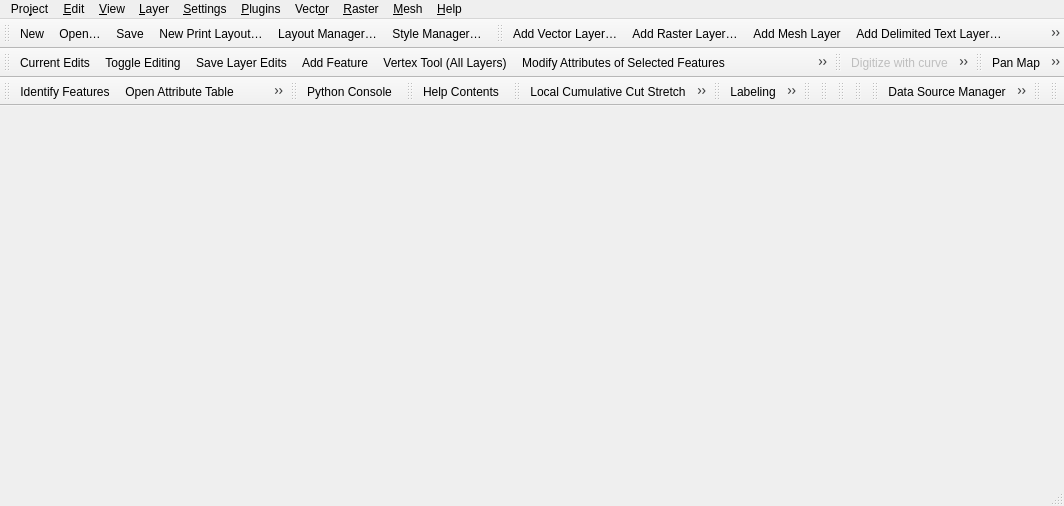
The window that src/ui/qgisapp.ui (duanshuai123/MyQGIS318) describes before a commit, drawn with Qt 5.
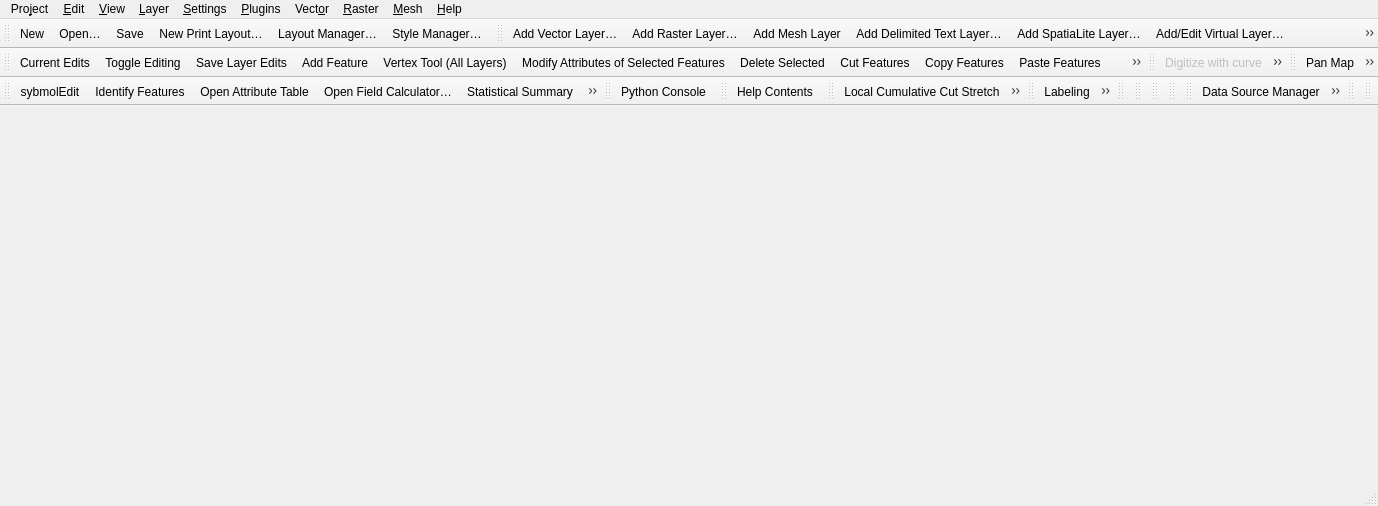
The same window after the commit. Icons and pictures are not drawn.

Commit message: add tool edit symbol

Patch:
```diff
--- a/src/ui/qgisapp.ui
+++ b/src/ui/qgisapp.ui
@@ -6,7 +6,7 @@
    <rect>
     <x>0</x>
     <y>0</y>
-    <width>1064</width>
+    <width>1378</width>
     <height>506</height>
    </rect>
   </property>
@@ -16,8 +16,8 @@
     <rect>
      <x>0</x>
      <y>0</y>
-     <width>1064</width>
-     <height>24</height>
+     <width>1378</width>
+     <height>28</height>
     </rect>
    </property>
    <property name="toolTip">
@@ -580,6 +580,7 @@
    <attribute name="toolBarBreak">
     <bool>true</bool>
    </attribute>
+   <addaction name="mActionSybmolEdit"/>
    <addaction name="mActionIdentify"/>
    <addaction name="mActionOpenTable"/>
    <addaction name="mActionOpenFieldCalc"/>
@@ -3461,6 +3462,18 @@
     <string>Add Point Cloud Layer...</string>
    </property>
   </action>
+  <action name="mActionSybmolEdit">
+   <property name="icon">
+    <iconset theme="SybmolEdit" resource="../../images/images.qrc">
+     <normaloff>:/images/themes/default/console/iconSyntaxErrorConsoleParams.svg</normaloff>:/images/themes/default/console/iconSyntaxErrorConsoleParams.svg</iconset>
+   </property>
+   <property name="text">
+    <string>sybmolEdit</string>
+   </property>
+   <property name="toolTip">
+    <string>SybmolEdit</string>
+   </property>
+  </action>
  </widget>
  <resources>
   <include location="../../images/images.qrc"/>
```
The commit also changes 9 other files.
